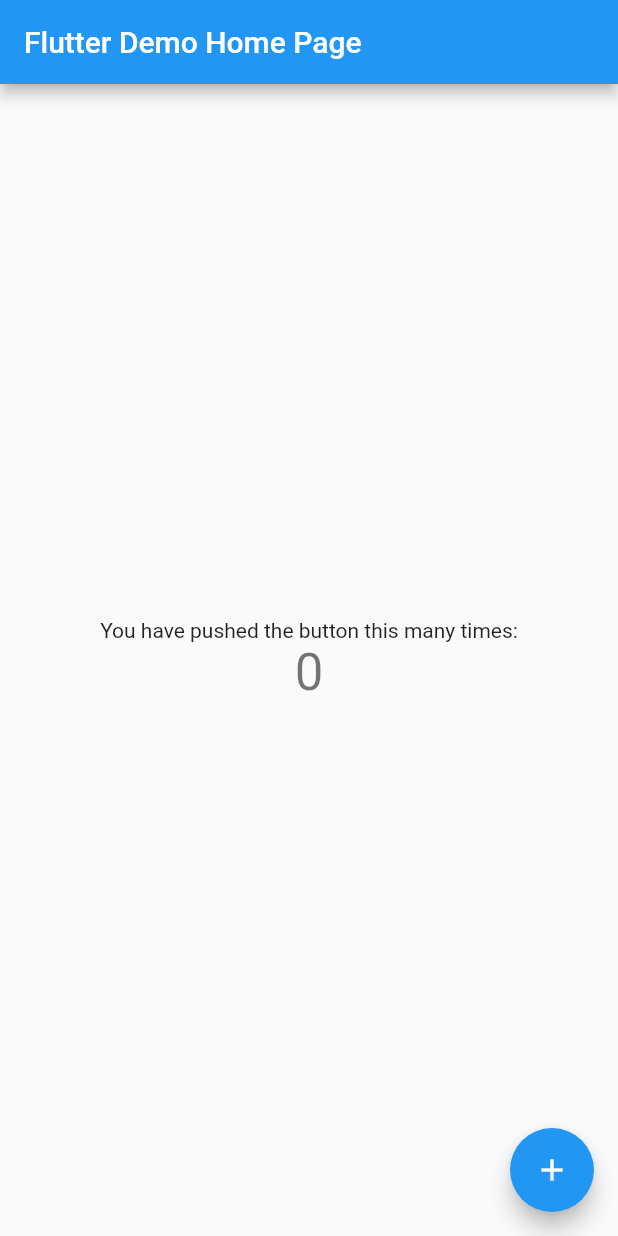
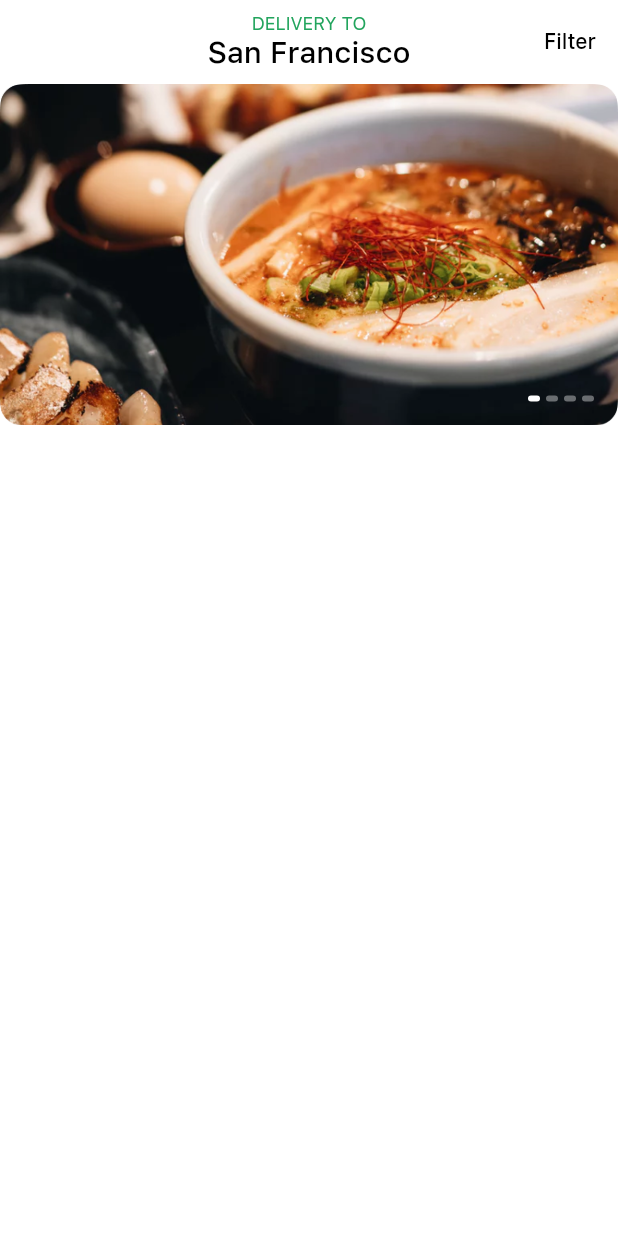
Before and after one commit to khemmanat/flutter-food-app, a Flutter app: the screen it shows after launch, on a phone screen of 412 x 824 dp. Run offline on Flutter 3.47's test engine with Material 2 defaults, Android fonts, the light colour scheme and no system bars.

Commit message:
set up top section

```diff
--- /dev/null
+++ b/lib/constants/constants.dart
@@ -0,0 +1,10 @@
+import 'package:flutter/material.dart';
+
+const kMainColor = Color(0xFF010F07);
+const kActiveColor = Color(0xFF22A45D);
+const kAccentColor = Color(0xFFEF9920);
+const kBodyTextColor = Color(0xFF868686);
+const kInputColor = Color(0xFFFBFBFB);
+const kBgColor = Colors.white;
+
+const double defaultPadding = 16.0;
--- a/lib/main.dart
+++ b/lib/main.dart
@@ -1,4 +1,6 @@
 import 'package:flutter/material.dart';
+import 'package:flutterfoodappbase/screens/screens.dart';
+import 'package:flutterfoodappbase/theme/theme.dart';
 
 void main() {
   runApp(const MyApp());
@@ -7,109 +9,14 @@
 class MyApp extends StatelessWidget {
   const MyApp({Key? key}) : super(key: key);
 
-  // This widget is the root of your application.
   @override
   Widget build(BuildContext context) {
     return MaterialApp(
-      title: 'Flutter Demo',
-      theme: ThemeData(
-        // This is the theme of your application.
-        //
-        // Try running your application with "flutter run". You'll see the
-        // application has a blue toolbar. Then, without quitting the app, try
-        // changing the primarySwatch below to Colors.green and then invoke
-        // "hot reload" (press "r" in the console where you ran "flutter run",
-        // or simply save your changes to "hot reload" in a Flutter IDE).
-        // Notice that the counter didn't reset back to zero; the application
-        // is not restarted.
-        primarySwatch: Colors.blue,
-      ),
-      home: const MyHomePage(title: 'Flutter Demo Home Page'),
+      // To Hide the DebuggerMode
+      debugShowCheckedModeBanner: false,
+      title: 'Flutter Food App',
+      theme: buildThemeData(),
+      home: const HomeScreen(),
     );
   }
 }
-
-class MyHomePage extends StatefulWidget {
-  const MyHomePage({Key? key, required this.title}) : super(key: key);
-
-  // This widget is the home page of your application. It is stateful, meaning
-  // that it has a State object (defined below) that contains fields that affect
-  // how it looks.
-
-  // This class is the configuration for the state. It holds the values (in this
-  // case the title) provided by the parent (in this case the App widget) and
-  // used by the build method of the State. Fields in a Widget subclass are
-  // always marked "final".
-
-  final String title;
-
-  @override
-  State<MyHomePage> createState() => _MyHomePageState();
-}
-
-class _MyHomePageState extends State<MyHomePage> {
-  int _counter = 0;
-
-  void _incrementCounter() {
-    setState(() {
-      // This call to setState tells the Flutter framework that something has
-      // changed in this State, which causes it to rerun the build method below
-      // so that the display can reflect the updated values. If we changed
-      // _counter without calling setState(), then the build method would not be
-      // called again, and so nothing would appear to happen.
-      _counter++;
-    });
-  }
-
-  @override
-  Widget build(BuildContext context) {
-    // This method is rerun every time setState is called, for instance as done
-    // by the _incrementCounter method above.
-    //
-    // The Flutter framework has been optimized to make rerunning build methods
-    // fast, so that you can just rebuild anything that needs updating rather
-    // than having to individually change instances of widgets.
-    return Scaffold(
-      appBar: AppBar(
-        // Here we take the value from the MyHomePage object that was created by
-        // the App.build method, and use it to set our appbar title.
-        title: Text(widget.title),
-      ),
-      body: Center(
-        // Center is a layout widget. It takes a single child and positions it
-        // in the middle of the parent.
-        child: Column(
-          // Column is also a layout widget. It takes a list of children and
-          // arranges them vertically. By default, it sizes itself to fit its
-          // children horizontally, and tries to be as tall as its parent.
-          //
-          // Invoke "debug painting" (press "p" in the console, choose the
-          // "Toggle Debug Paint" action from the Flutter Inspector in Android
-          // Studio, or the "Toggle Debug Paint" command in Visual Studio Code)
-          // to see the wireframe for each widget.
-          //
-          // Column has various properties to control how it sizes itself and
-          // how it positions its children. Here we use mainAxisAlignment to
-          // center the children vertically; the main axis here is the vertical
-          // axis because Columns are vertical (the cross axis would be
-          // horizontal).
-          mainAxisAlignment: MainAxisAlignment.center,
-          children: <Widget>[
-            const Text(
-              'You have pushed the button this many times:',
-            ),
-            Text(
-              '$_counter',
-              style: Theme.of(context).textTheme.headline4,
-            ),
-          ],
-        ),
-      ),
-      floatingActionButton: FloatingActionButton(
-        onPressed: _incrementCounter,
-        tooltip: 'Increment',
-        child: const Icon(Icons.add),
-      ), // This trailing comma makes auto-formatting nicer for build methods.
-    );
-  }
-}
--- /dev/null
+++ b/lib/mock/mockData.dart
@@ -0,0 +1,37 @@
+List<String> demoBigImages = [
+  "assets/images/big_1.png",
+  "assets/images/big_2.png",
+  "assets/images/big_3.png",
+  "assets/images/big_4.png",
+];
+
+List<Map<String, dynamic>> demoMediumCardData = [
+  {
+    "name": "Daylight Coffee",
+    "image": "assets/images/medium_1.png",
+    "location": "Colarodo, San Francisco",
+    "rating": 4.6,
+    "delivertTime": 25,
+  },
+  {
+    "name": "Mario Italiano",
+    "image": "assets/images/medium_2.png",
+    "location": "Colarodo, San Francisco",
+    "rating": 4.3,
+    "delivertTime": 30,
+  },
+  {
+    "name": "McDonald’s",
+    "image": "assets/images/medium_3.png",
+    "location": "Colarodo, San Francisco",
+    "rating": 4.8,
+    "delivertTime": 25,
+  },
+  {
+    "name": "The Halal Guys",
+    "image": "assets/images/medium_4.png",
+    "location": "Colarodo, San Francisco",
+    "rating": 4.6,
+    "delivertTime": 25,
+  },
+];
--- /dev/null
+++ b/lib/screens/home/home_screen.dart
@@ -0,0 +1,100 @@
+import 'package:flutter/material.dart';
+import 'package:flutterfoodappbase/constants/constants.dart';
+import 'package:flutterfoodappbase/mock/mockData.dart';
+
+class HomeScreen extends StatelessWidget {
+  const HomeScreen({Key? key}) : super(key: key);
+
+  @override
+  Widget build(BuildContext context) {
+    return Scaffold(
+        // Using CustomScrollView for better scrollview
+        body: CustomScrollView(
+      slivers: [
+        SliverAppBar(
+          backgroundColor: Colors.transparent,
+          elevation: 0,
+          centerTitle: true,
+          title: Column(
+            children: [
+              Text('Delivery to'.toUpperCase(),
+                  style: Theme.of(context)
+                      .textTheme
+                      .caption!
+                      .copyWith(color: kActiveColor)),
+              const Text("San Francisco", style: TextStyle(color: Colors.black))
+            ],
+          ),
+          actions: [
+            TextButton(
+                onPressed: () {},
+                child:
+                    const Text("Filter", style: TextStyle(color: Colors.black)))
+          ],
+        ),
+        // all widgets here need to use with slivers
+        SliverToBoxAdapter(child: ImageCarousel())
+      ],
+    ));
+  }
+}
+
+class ImageCarousel extends StatefulWidget {
+  const ImageCarousel({
+    Key? key,
+  }) : super(key: key);
+
+  @override
+  State<ImageCarousel> createState() => _ImageCarouselState();
+}
+
+class _ImageCarouselState extends State<ImageCarousel> {
+  int _currentPage = 0;
+  @override
+  Widget build(BuildContext context) {
+    return AspectRatio(
+        aspectRatio: 1.81,
+        child: Stack(alignment: Alignment.bottomRight, children: [
+          PageView.builder(
+              itemCount: demoBigImages.length,
+              onPageChanged: (value) {
+                setState(() {
+                  _currentPage = value;
+                });
+              },
+              itemBuilder: (context, index) =>
+                  Image.asset(demoBigImages[index])),
+          Positioned(
+              bottom: defaultPadding,
+              right: defaultPadding,
+              child: Row(
+                children: List.generate(
+                    demoBigImages.length,
+                    (index) => Padding(
+                          padding:
+                              const EdgeInsets.only(left: defaultPadding / 4),
+                          child: IndicatorDot(isActive: index == _currentPage),
+                        )),
+              ))
+        ]));
+  }
+}
+
+class IndicatorDot extends StatelessWidget {
+  const IndicatorDot({
+    Key? key,
+    required this.isActive,
+  }) : super(key: key);
+  final bool isActive;
+
+  @override
+  Widget build(BuildContext context) {
+    return Container(
+      width: 8,
+      height: 4,
+      decoration: BoxDecoration(
+          color: isActive ? Colors.white : Colors.white38,
+          borderRadius: const BorderRadius.all(Radius.circular(12))),
+    );
+  }
+}
--- /dev/null
+++ b/lib/screens/screens.dart
@@ -0,0 +1 @@
+export 'home/home_screen.dart';
--- /dev/null
+++ b/lib/theme/theme.dart
@@ -0,0 +1,12 @@
+import 'package:flutter/material.dart';
+
+import 'package:flutterfoodappbase/constants/constants.dart';
+
+ThemeData buildThemeData() {
+  return ThemeData(
+    primaryColor: kAccentColor,
+    scaffoldBackgroundColor: kBgColor,
+    fontFamily: "SF Pro Text",
+    visualDensity: VisualDensity.adaptivePlatformDensity,
+  );
+}
```
